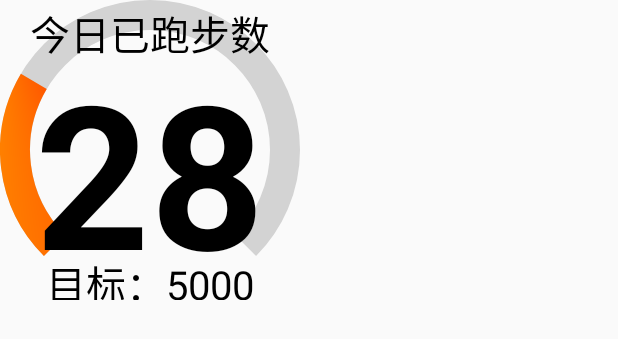
After one commit to fahrul66/StudyDemo, an Android app: the layout fragment_run.xml on its own in the app's theme, with its tools: preview values and no code run, on a phone screen of 412 x 824 dp. The commit adds this screen. Shown: the top 339 px of the screen. Run offline under Robolectric (Android 15) with nearby library versions, the phone set to English and light mode, and no system bars.

Commit message:
add fragmentUtils

```diff
--- /dev/null
+++ b/Runner/app/src/main/java/com/wulei/runner/customView/ArcProgressBar.java
@@ -0,0 +1,249 @@
+package com.wulei.runner.customView;
+
+import android.content.Context;
+import android.content.res.TypedArray;
+import android.graphics.Canvas;
+import android.graphics.Color;
+import android.graphics.Paint;
+import android.graphics.RectF;
+import android.graphics.SweepGradient;
+import android.graphics.Typeface;
+import android.util.AttributeSet;
+import android.view.View;
+
+import com.wulei.runner.R;
+
+/**
+ * Created by wule on 2017/03/27.
+ */
+
+public class ArcProgressBar extends View {
+    //四只画笔
+    private Paint mPaint;
+    private Paint p;
+    private Paint mPaintText;
+    private Paint mPaintSmallTv;
+    //尺寸
+    private int mWidth;
+    private int mHeight;
+    private RectF mRectF;
+    private int strokeWidth = 30;
+    //角度
+    private float angle = 0f;
+    private float angleSum;
+    private float maxValue;
+    private int progress;
+    //text size
+    private int textSize = 200;
+    //text
+    private String topText = "截止当前已走";
+    private String bottomText = "步";
+
+    //所有角度两种270,360
+    private float angleMode;
+
+    //背景颜色
+    private String firstArcColor = "#D3D3D3";
+    //渐变色
+    private int[] colors = {Color.parseColor("#FF0000"), Color.parseColor("#FFFF00"), Color.parseColor("#00FF00")
+            };
+
+    public ArcProgressBar(Context context) {
+        this(context, null);
+    }
+
+    public ArcProgressBar(Context context, AttributeSet attrs) {
+        super(context, attrs);
+
+        if (attrs != null) {
+
+            TypedArray ta = context.obtainStyledAttributes(attrs, R.styleable.arcProgress);
+            topText = ta.getString(R.styleable.arcProgress_topText);
+            bottomText = ta.getString(R.styleable.arcProgress_bottomText);
+            maxValue = ta.getInteger(R.styleable.arcProgress_maxProgress, 100);
+            progress = ta.getInteger(R.styleable.arcProgress_currProgress, 0);
+            angleMode = ta.getInteger(R.styleable.arcProgress_angle, 360);
+            //释放资源
+            ta.recycle();
+        }
+
+        //初始化数据
+        init();
+
+    }
+
+
+    public ArcProgressBar(Context context, AttributeSet attrs, int defStyleAttr) {
+        this(context, attrs);
+    }
+
+
+    private void init() {
+        mPaint = new Paint(Paint.ANTI_ALIAS_FLAG);
+        mPaint.setColor(Color.parseColor(firstArcColor));
+        mPaint.setStyle(Paint.Style.STROKE);
+        mPaint.setStrokeWidth(strokeWidth);
+
+
+        /**
+         * 字体
+         */
+        mPaintText = new Paint(Paint.ANTI_ALIAS_FLAG);
+        mPaintText.setColor(Color.BLACK);
+        mPaintText.setTextSize(textSize);
+        mPaintText.setTextAlign(Paint.Align.CENTER);
+        mPaintText.setTypeface(Typeface.defaultFromStyle(Typeface.BOLD));
+
+        mPaintSmallTv = new Paint(Paint.ANTI_ALIAS_FLAG);
+        mPaintSmallTv.setColor(Color.BLACK);
+        mPaintSmallTv.setTextSize(40);
+        mPaintSmallTv.setTextAlign(Paint.Align.CENTER);
+        mPaintSmallTv.setTypeface(Typeface.DEFAULT);
+
+
+        /**
+         * xml设置了progress后，代码中的初始化
+         */
+        angle = (angleMode / maxValue) * progress;
+    }
+
+    @Override
+    protected void onMeasure(int widthMeasureSpec, int heightMeasureSpec) {
+        super.onMeasure(widthMeasureSpec, heightMeasureSpec);
+
+        //获取属性值
+        int widthMode = MeasureSpec.getMode(widthMeasureSpec);
+        int heightMode = MeasureSpec.getMode(heightMeasureSpec);
+        int with = MeasureSpec.getSize(widthMeasureSpec);
+        int height = MeasureSpec.getSize(heightMeasureSpec);
+
+
+        //根据模式测量
+        if (widthMode == MeasureSpec.EXACTLY && heightMode == MeasureSpec.EXACTLY) {
+            //取最小值给它，并设置宽高一致
+            mWidth = mHeight = Math.min(with, height);
+        } else {
+            //当为wrap_content时，则为固定的大小200*200
+            mHeight = mWidth = dp2px(200);
+        }
+
+        setMeasuredDimension(mWidth, mHeight);
+    }
+
+    @Override
+    protected void onDraw(Canvas canvas) {
+        super.onDraw(canvas);
+
+        /**
+         * 绘制最初的底纹色
+         */
+        float length = Math.min(mWidth, mHeight);
+        mRectF = new RectF(strokeWidth / 2, strokeWidth / 2, length - strokeWidth / 2, length - strokeWidth / 2);
+        canvas.drawArc(mRectF, angleMode / 2, angleMode, false, mPaint);
+
+        /**
+         * 绘制上层的进度条
+         */
+        p = new Paint(Paint.ANTI_ALIAS_FLAG);
+        p.setStyle(Paint.Style.STROKE);
+        p.setStrokeWidth(strokeWidth);
+        SweepGradient s = new SweepGradient(0, 0, colors, null);
+        p.setShader(s);
+
+
+        //画圆弧
+        canvas.drawArc(mRectF, angleMode / 2, angle, false, p);
+
+        /**
+         * 绘制字体
+         */
+        //中心字体
+        canvas.drawText(String.valueOf(progress), length / 2, length / 2 + textSize / 2, mPaintText);
+        //上下的提示字体
+        if (topText != null) {
+
+            canvas.drawText(topText, length / 2, length / 2 - textSize / 2, mPaintSmallTv);
+        }
+        if (bottomText != null) {
+
+            canvas.drawText(bottomText, length / 2, length / 2 + textSize - 50, mPaintSmallTv);
+        }
+
+        /**
+         * 重新绘制
+         */
+        if (angle < angleSum) {
+            angle = angle + 5;
+            //计算增加度数转换成progress
+            progress = (int) ((maxValue / angleMode) * angle);
+            //重新绘制
+            invalidate();
+        }
+    }
+
+
+    /**
+     * 设置进度值
+     *
+     * @param progress 进度
+     */
+    public void setProgress(int progress) {
+
+        angleSum = (angleMode / maxValue) * progress;
+        invalidate();
+
+    }
+
+    /**
+     * 清除所有数据
+     */
+    public void clear() {
+        progress = 0;
+        angleSum = 0;
+        angle = 0;
+
+    }
+
+    /**
+     * 设置总的进度
+     *
+     * @param maxValue 总的进度
+     */
+    public void setMaxProgress(int maxValue) {
+        this.maxValue = maxValue;
+    }
+
+    /**
+     * 设置最上面的text值
+     *
+     * @param topText
+     */
+    public void setTopText(String topText) {
+        this.topText = topText;
+    }
+
+    /**
+     * 设置底部的text值
+     *
+     * @param bottomText
+     */
+    public void setBottomText(String bottomText) {
+        this.bottomText = bottomText;
+    }
+
+    /**
+     * dp和px的转化
+     *
+     * @param dp
+     * @return
+     */
+    private int dp2px(int dp) {
+        float dpi = getResources().getDisplayMetrics().density;
+        return (int) ((dp * dpi) + 0.5f);
+    }
+
+    private int px2dp(int px) {
+        float dpi = getResources().getDisplayMetrics().density;
+        return (int) ((px / dpi) + 0.5);
+    }
+}
--- a/Runner/app/src/main/res/layout/activity_main.xml
+++ b/Runner/app/src/main/res/layout/activity_main.xml
@@ -1,7 +1,6 @@
 <?xml version="1.0" encoding="utf-8"?>
 <android.support.v4.widget.DrawerLayout xmlns:android="http://schemas.android.com/apk/res/android"
     xmlns:app="http://schemas.android.com/apk/res-auto"
-    xmlns:tools="http://schemas.android.com/tools"
     android:id="@+id/drawer"
     android:layout_width="match_parent"
     android:layout_height="match_parent">
--- /dev/null
+++ b/Runner/app/src/main/res/layout/fragment_run.xml
@@ -0,0 +1,18 @@
+<?xml version="1.0" encoding="utf-8"?>
+<LinearLayout xmlns:android="http://schemas.android.com/apk/res/android"
+    xmlns:app="http://schemas.android.com/apk/res-auto"
+    android:layout_width="match_parent"
+    android:layout_height="match_parent"
+    android:orientation="vertical">
+
+    <com.wulei.runner.customView.ArcProgressBar
+        android:id="@+id/arcProgressbar_run"
+        app:currProgress="28"
+        app:angle="270"
+        app:maxProgress="100"
+        app:topText="今日已跑步数"
+        app:bottomText="目标：5000"
+        android:layout_width="wrap_content"
+        android:layout_height="wrap_content" />
+
+</LinearLayout>
--- a/Runner/app/src/main/res/layout/navigation_header.xml
+++ b/Runner/app/src/main/res/layout/navigation_header.xml
@@ -24,6 +24,7 @@
         android:layout_height="wrap_content"
         android:text="@string/navi_header_tv"
         android:background="?android:selectableItemBackground"
+        android:clickable="true"
         android:textColor="@color/white"
         android:textSize="18sp" />
 </LinearLayout>
```
Also changed, not shown: Runner/app/src/main/java/com/wulei/runner/activity/MainActivity.java (+7 -1 lines), Runner/app/src/main/java/com/wulei/runner/adapter/ViewpagerAdapter.java (deleted, +0 -43 lines), Runner/app/src/main/java/com/wulei/runner/fragment/FragmentRun.java (added, +44 -0 lines), Runner/app/src/main/java/com/wulei/runner/fragment/ViewPageFragment.java (deleted, +0 -91 lines), Runner/app/src/main/java/com/wulei/runner/fragment/base/BaseFragment.java (+4 -21 lines), Runner/app/src/main/java/com/wulei/runner/utils/FragmentUtils.java (added, +104 -0 lines), Runner/app/src/main/res/layout/fragment_viewpage.xml (deleted, +0 -30 lines), Runner/app/src/main/res/values/attrs.xml (added, +10 -0 lines), 3 other files.
